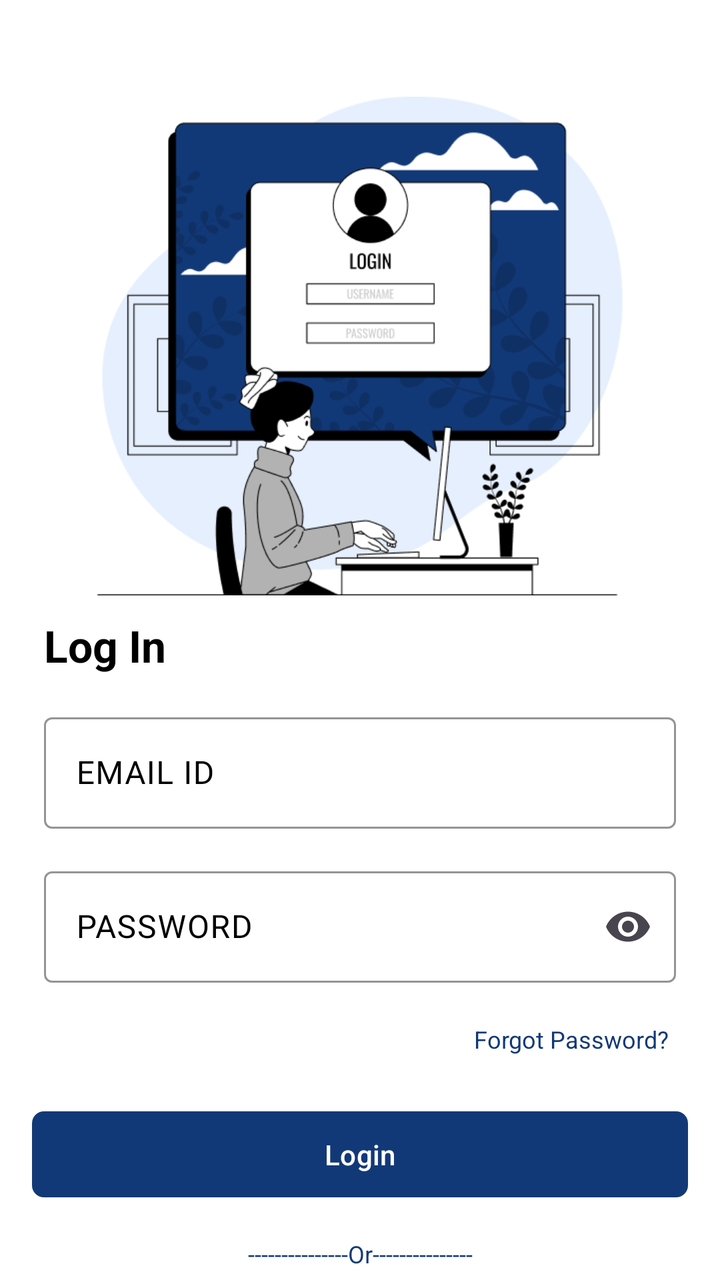
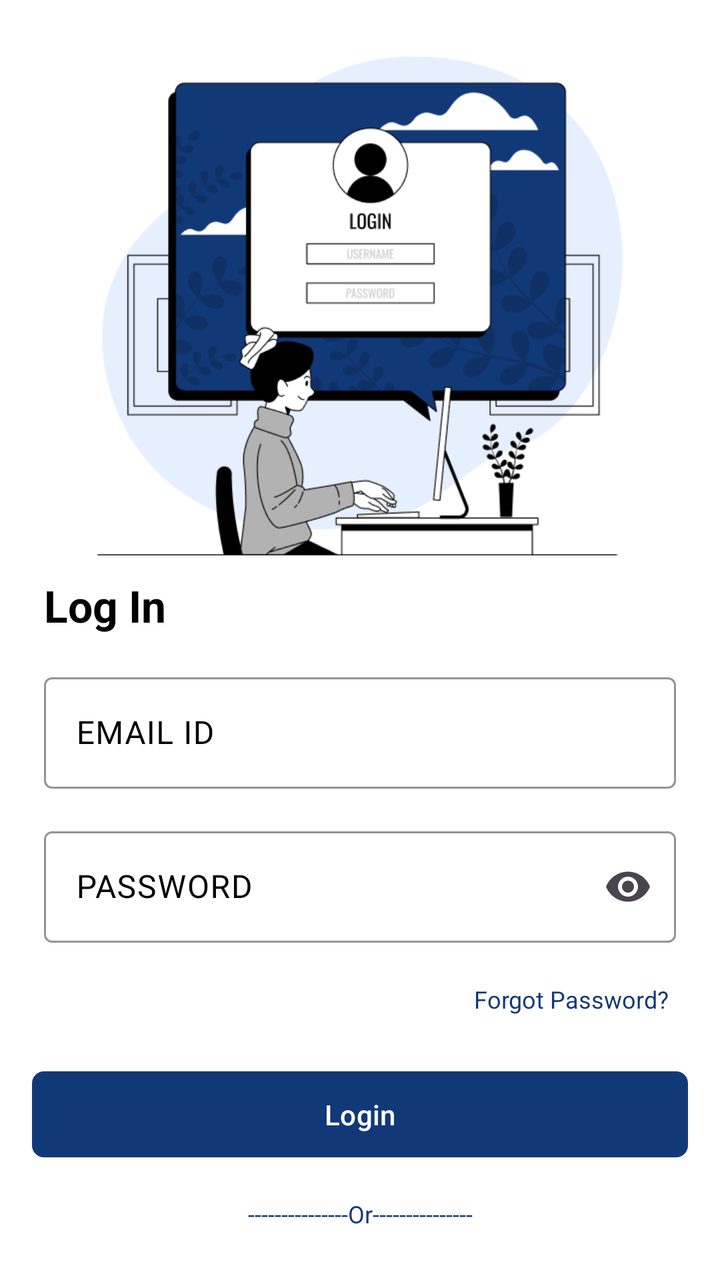

Compare the two renders of this Android layout. The source of the first and the diff that turns it into the second are given below.
<!-- AndroidManifest.xml: application theme AppTheme -->
<!-- res/layout/activity_login.xml -->
<?xml version="1.0" encoding="utf-8"?>
<LinearLayout xmlns:android="http://schemas.android.com/apk/res/android"
    xmlns:app="http://schemas.android.com/apk/res-auto"
    xmlns:tools="http://schemas.android.com/tools"
    android:id="@+id/main"
    android:layout_width="match_parent"
    android:layout_height="match_parent"
    android:background="@color/white"
    android:orientation="vertical"
    tools:context=".LoginActivity">


    <androidx.constraintlayout.widget.ConstraintLayout
        android:layout_width="match_parent"
        android:layout_height="match_parent"
        android:id="@+id/login_constarint"
        android:visibility="visible">

        <ImageView
            android:id="@+id/imageView2"
            android:layout_width="263dp"
            android:layout_height="250dp"
            android:layout_marginTop="48dp"
            android:elevation="4dp"
            android:src="@drawable/img"
            app:layout_constraintDimensionRatio="1:1"
            app:layout_constraintEnd_toEndOf="parent"
            app:layout_constraintStart_toStartOf="parent"
            app:layout_constraintTop_toTopOf="parent"
            app:layout_constraintWidth_percent="0.6" />

        <LinearLayout
            android:id="@+id/credentials_container"
            android:layout_width="match_parent"
            android:layout_height="wrap_content"
            android:layout_marginTop="20dp"
            android:layout_margin="10dp"
            android:orientation="vertical"
            android:paddingHorizontal="@dimen/default_padding"
            app:layout_constraintEnd_toEndOf="parent"
            app:layout_constraintHorizontal_bias="0.0"
            app:layout_constraintStart_toStartOf="parent"
            app:layout_constraintTop_toBottomOf="@+id/imageView2">

            <TextView
                android:id="@+id/textView"
                android:layout_width="wrap_content"
                android:layout_height="wrap_content"
                android:fontFamily="sans-serif"
                android:text="Log In"
                android:textColor="@color/black"
                android:textSize="@dimen/text_size_large"
                android:textStyle="bold" />

            

            <com.google.android.material.textfield.TextInputLayout
                android:id="@+id/email_input_layout"
                android:layout_width="match_parent"
                android:layout_height="wrap_content"
                android:layout_marginTop="@dimen/default_margin"
                android:hint="EMAIL ID"
                android:textColorHint="@color/black"
                app:boxStrokeColor="@color/f_pass_color">

                <com.google.android.material.textfield.TextInputEditText
                    android:id="@+id/email_edit_text"
                    android:layout_width="match_parent"
                    android:layout_height="wrap_content"
                    android:inputType="textEmailAddress"
                    android:textColor="@color/f_pass_color" />
            </com.google.android.material.textfield.TextInputLayout>
            
            <com.google.android.material.textfield.TextInputLayout
                android:id="@+id/password_input_layout"
                android:layout_width="match_parent"
                android:layout_height="wrap_content"
                android:layout_marginTop="@dimen/default_margin"
                android:hint="PASSWORD"
                android:textColorHint="@color/black"
                app:boxStrokeColor="@color/f_pass_color"
                app:endIconMode="password_toggle">

                <com.google.android.material.textfield.TextInputEditText
                    android:id="@+id/password_edit_text"
                    android:layout_width="match_parent"
                    android:layout_height="wrap_content"
                    android:inputType="textPassword"
                    android:textColor="@color/f_pass_color" />
            </com.google.android.material.textfield.TextInputLayout>

            
            <TextView
                android:id="@+id/forgot_password"
                android:layout_width="wrap_content"
                android:layout_height="wrap_content"
                android:layout_gravity="end"
                android:layout_marginTop="@dimen/default_margin"
                android:gravity="end"
                android:padding="4dp"
                android:text="Forgot Password?"
                android:textColor="@color/f_pass_color"
                android:textSize="@dimen/text_size_small" />
        </LinearLayout>

        <com.google.android.material.button.MaterialButton
            android:id="@+id/login_button"
            android:layout_width="0dp"
            android:layout_height="wrap_content"
            android:layout_marginHorizontal="@dimen/default_margin"
            android:layout_marginTop="20dp"
            android:padding="@dimen/default_padding"
            android:text="Login"
            android:textColor="@color/white"
            android:textSize="@dimen/text_size_medium"
            app:backgroundTint="@color/f_pass_color"
            app:cornerRadius="@dimen/default_corner_radius"
            app:layout_constraintEnd_toEndOf="parent"
            app:layout_constraintStart_toStartOf="parent"
            app:layout_constraintTop_toBottomOf="@id/credentials_container" />

        <TextView
            android:id="@+id/or_divider"
            android:layout_width="wrap_content"
            android:layout_height="wrap_content"
            android:layout_marginHorizontal="@dimen/default_margin"
            android:layout_marginTop="@dimen/default_margin"
            android:gravity="center"
            android:text="@string/or_divide"
            android:textColor="@color/f_pass_color"
            android:textSize="@dimen/text_size_small"
            app:layout_constraintEnd_toEndOf="parent"
            app:layout_constraintStart_toStartOf="parent"
            app:layout_constraintTop_toBottomOf="@id/login_button" />

        <LinearLayout
            android:id="@+id/social_login_container"
            android:layout_width="wrap_content"
            android:layout_height="wrap_content"
            android:layout_marginTop="@dimen/default_margin"
            android:gravity="center"
            android:orientation="horizontal"
            android:paddingStart="@dimen/default_padding"
            app:layout_constraintEnd_toEndOf="parent"
            app:layout_constraintStart_toStartOf="parent"
            app:layout_constraintTop_toBottomOf="@id/or_divider">

            <ImageButton
                android:layout_width="@dimen/social_icon_size"
                android:layout_height="@dimen/social_icon_size"
                android:background="@null"
                android:scaleType="centerInside"
                android:src="@drawable/ic_facebook" />

            <ImageButton
                android:layout_width="@dimen/social_icon_size"
                android:layout_height="@dimen/social_icon_size"
                android:background="@null"
                android:scaleType="fitCenter"
                android:src="@drawable/ic_google" />

            <ImageButton
                android:layout_width="@dimen/social_icon_size"
                android:layout_height="@dimen/social_icon_size"
                android:background="@null"
                android:scaleType="fitCenter"
                android:src="@drawable/ic_instagram" />
        </LinearLayout>


        <LinearLayout
            android:id="@+id/dont_have_an_acc"
            android:layout_width="0dp"
            android:layout_height="wrap_content"
            android:layout_marginTop="@dimen/default_margin"
            android:gravity="center"
            android:orientation="horizontal"
            app:layout_constraintEnd_toEndOf="parent"
            app:layout_constraintStart_toStartOf="parent"
            app:layout_constraintTop_toBottomOf="@id/social_login_container">

            <TextView
                android:layout_width="wrap_content"
                android:layout_height="wrap_content"
                android:text="Don't have an Account?"
                android:textColor="@color/f_pass_color"
                android:textSize="@dimen/text_size_medium" />

            <TextView
                android:id="@+id/sign_up"
                android:layout_width="wrap_content"
                android:layout_height="wrap_content"
                android:layout_marginStart="@dimen/default_margin"
                android:backgroundTint="@color/white"
                android:text="Sign Up"
                android:textColor="@color/f_pass_color"
                android:textSize="@dimen/text_size_medium"
                android:textStyle="bold" />

        </LinearLayout>


    </androidx.constraintlayout.widget.ConstraintLayout>


    <androidx.constraintlayout.widget.ConstraintLayout
        android:layout_width="match_parent"
        android:layout_height="match_parent"
        android:id="@+id/signin_constarint"
        android:visibility="gone">

        <ImageView
            android:id="@+id/imageView3"
            android:layout_width="0dp"
            android:layout_height="0dp"
            android:layout_marginTop="@dimen/image_margin_top"
            android:elevation="4dp"
            android:src="@drawable/img_1"
            app:layout_constraintDimensionRatio="1:1"
            app:layout_constraintEnd_toEndOf="parent"
            app:layout_constraintStart_toStartOf="parent"
            app:layout_constraintTop_toTopOf="parent"
            app:layout_constraintWidth_percent="0.6" />

        <LinearLayout
            android:id="@+id/credentials_container_reg"
            android:layout_width="0dp"
            android:layout_height="wrap_content"
            android:layout_marginTop="@dimen/credentials_margin_top"
            android:orientation="vertical"
            android:paddingHorizontal="@dimen/default_padding"
            app:layout_constraintEnd_toEndOf="parent"
            app:layout_constraintStart_toStartOf="parent"
            app:layout_constraintTop_toBottomOf="@id/imageView3">

            <TextView
                android:id="@+id/textView_signin"
                android:layout_width="wrap_content"
                android:layout_height="wrap_content"
                android:fontFamily="sans-serif"
                android:text="Sign Up"
                android:textColor="@color/black"
                android:textSize="@dimen/text_size_large"
                android:textStyle="bold" />

            
            <com.google.android.material.textfield.TextInputLayout
                android:id="@+id/fname_input_layout"
                android:layout_width="match_parent"
                android:layout_height="wrap_content"
                android:layout_marginTop="@dimen/default_margin"
                android:hint="FIRST NAME"
                android:textColorHint="@color/black"
                app:boxStrokeColor="@color/f_pass_color">

                <com.google.android.material.textfield.TextInputEditText
                    android:id="@+id/fname_edit_text"
                    android:layout_width="match_parent"
                    android:layout_height="wrap_content"
                    android:inputType="textCapCharacters"
                    android:textColor="@color/f_pass_color" />
            </com.google.android.material.textfield.TextInputLayout>

            
            <com.google.android.material.textfield.TextInputLayout
                android:id="@+id/lname_input_layout"
                android:layout_width="match_parent"
                android:layout_height="wrap_content"
                android:layout_marginTop="@dimen/default_margin"
                android:hint="LAST NAME"
                android:textColorHint="@color/black"
                app:boxStrokeColor="@color/f_pass_color">

                <com.google.android.material.textfield.TextInputEditText
                    android:id="@+id/lanme_edit_text"
                    android:layout_width="match_parent"
                    android:layout_height="wrap_content"
                    android:inputType="textCapCharacters"
                    android:textColor="@color/f_pass_color" />
            </com.google.android.material.textfield.TextInputLayout>

            <com.google.android.material.textfield.TextInputLayout
                android:id="@+id/email1_input_layout"
                android:layout_width="match_parent"
                android:layout_height="wrap_content"
                android:layout_marginTop="@dimen/default_margin"
                android:hint="EMAIL ID"
                android:textColorHint="@color/black"
                app:boxStrokeColor="@color/f_pass_color">

                <com.google.android.material.textfield.TextInputEditText
                    android:id="@+id/email1_edit_text"
                    android:layout_width="match_parent"
                    android:layout_height="wrap_content"
                    android:inputType="textEmailAddress"
                    android:textColor="@color/f_pass_color" />
            </com.google.android.material.textfield.TextInputLayout>

            
            <com.google.android.material.textfield.TextInputLayout
                android:id="@+id/password1_input_layout"
                android:layout_width="match_parent"
                android:layout_height="wrap_content"
                android:layout_marginTop="@dimen/default_margin"
                android:hint="PASSWORD"
                android:textColorHint="@color/black"
                app:boxStrokeColor="@color/f_pass_color"
                app:endIconMode="password_toggle">

                <com.google.android.material.textfield.TextInputEditText
                    android:id="@+id/password1_edit_text"
                    android:layout_width="match_parent"
                    android:layout_height="wrap_content"
                    android:inputType="textPassword"
                    android:textColor="@color/f_pass_color" />
            </com.google.android.material.textfield.TextInputLayout>

        </LinearLayout>


        <com.google.android.material.button.MaterialButton
            android:id="@+id/create_acc_button"
            android:layout_width="0dp"
            android:layout_height="wrap_content"
            android:layout_marginHorizontal="@dimen/default_margin"
            android:layout_marginTop="@dimen/default_margin"
            android:padding="@dimen/default_padding"
            android:text="Create Account"
            android:textColor="@color/white"
            android:textSize="@dimen/text_size_medium"
            app:backgroundTint="@color/f_pass_color"
            app:cornerRadius="@dimen/default_corner_radius"
            app:layout_constraintEnd_toEndOf="parent"
            app:layout_constraintStart_toStartOf="parent"
            app:layout_constraintTop_toBottomOf="@id/credentials_container_reg" />


        <LinearLayout
            android:id="@+id/already_have_an_acc"
            android:layout_width="0dp"
            android:layout_height="wrap_content"
            android:layout_marginTop="@dimen/default_margin"
            android:gravity="center"
            android:orientation="vertical"
            app:layout_constraintEnd_toEndOf="parent"
            app:layout_constraintStart_toStartOf="parent"
            app:layout_constraintTop_toBottomOf="@id/create_acc_button">

            <TextView
                android:layout_width="wrap_content"
                android:layout_height="wrap_content"
                android:text="Don't have an Account?"
                android:layout_marginTop="@dimen/default_margin"
                android:textColor="@color/f_pass_color"
                android:textSize="@dimen/text_size_medium" />

            <TextView
                android:id="@+id/log_in"
                android:layout_width="wrap_content"
                android:layout_height="wrap_content"
                android:padding="8dp"
                android:backgroundTint="@color/white"
                android:text="Log In"
                android:textColor="@color/f_pass_color"
                android:textSize="@dimen/text_size_medium"
                android:textStyle="bold" />

        </LinearLayout>

    </androidx.constraintlayout.widget.ConstraintLayout>
</LinearLayout>
<!-- resources referenced by this layout -->
<resources>
  <color name="black">#FF000000</color>
  <color name="f_pass_color">#123977</color>
  <color name="white">#FFFFFFFF</color>
  <dimen name="credentials_margin_top">24dp</dimen>
  <dimen name="default_corner_radius">6dp</dimen>
  <dimen name="default_margin">16dp</dimen>
  <dimen name="default_padding">12dp</dimen>
  <dimen name="image_margin_top">40dp</dimen>
  <dimen name="social_icon_size">60dp</dimen>
  <dimen name="text_size_large">22sp</dimen>
  <dimen name="text_size_medium">14sp</dimen>
  <dimen name="text_size_small">12sp</dimen>
  <!-- drawable ic_facebook: png bitmap (drawable, 4277 bytes) -->
  <!-- drawable ic_google: png bitmap (drawable, 5649 bytes) -->
  <!-- drawable ic_instagram: png bitmap (drawable, 6844 bytes) -->
  <!-- drawable img: png bitmap (drawable, 36285 bytes) -->
  <!-- drawable img_1: png bitmap (drawable, 34733 bytes) -->
  <string name="or_divide">---------------Or---------------</string>
  <style name="AppTheme" parent="Theme.Material3.DayNight.NoActionBar">
          
          <item name="colorPrimary">@color/background</item>
          <item name="colorPrimaryVariant">#002244</item>
          <item name="colorOnPrimary">#FFFFFF</item>
  
          
          <item name="colorSecondary">#1A73E8</item>
          <item name="colorOnSecondary">#FFFFFF</item>
  
          
          <item name="android:colorBackground">#003366</item>
  
          
          <item name="colorSurface">#FFFFFF</item>
          <item name="colorOnSurface">#000000</item>
  
          
          <item name="android:textColorPrimary">#FFFFFF</item>
          <item name="android:textColorSecondary">#B3B3B3</item>
  
          
          <item name="android:navigationBarColor">#003366</item>
          <item name="android:statusBarColor">#002244</item>
      </style>
  <color name="background">#123977</color>
</resources>

<!-- the commit's change to res/layout/activity_login.xml (unified diff, before → after) -->
@@ -11,16 +11,16 @@
 
 
     <androidx.constraintlayout.widget.ConstraintLayout
+        android:id="@+id/login_constarint"
         android:layout_width="match_parent"
         android:layout_height="match_parent"
-        android:id="@+id/login_constarint"
         android:visibility="visible">
 
         <ImageView
             android:id="@+id/imageView2"
             android:layout_width="263dp"
             android:layout_height="250dp"
-            android:layout_marginTop="48dp"
+            android:layout_marginTop="28dp"
             android:elevation="4dp"
             android:src="@drawable/img"
             app:layout_constraintDimensionRatio="1:1"
@@ -33,7 +33,6 @@
             android:id="@+id/credentials_container"
             android:layout_width="match_parent"
             android:layout_height="wrap_content"
-            android:layout_marginTop="20dp"
             android:layout_margin="10dp"
             android:orientation="vertical"
             android:paddingHorizontal="@dimen/default_padding"
@@ -138,33 +137,18 @@
             android:layout_width="wrap_content"
             android:layout_height="wrap_content"
             android:layout_marginTop="@dimen/default_margin"
-            android:gravity="center"
+            android:gravity="center_horizontal"
             android:orientation="horizontal"
-            android:paddingStart="@dimen/default_padding"
             app:layout_constraintEnd_toEndOf="parent"
             app:layout_constraintStart_toStartOf="parent"
             app:layout_constraintTop_toBottomOf="@id/or_divider">
 
             <ImageButton
+                android:id="@+id/google_login"
                 android:layout_width="@dimen/social_icon_size"
                 android:layout_height="@dimen/social_icon_size"
                 android:background="@null"
-                android:scaleType="centerInside"
-                android:src="@drawable/ic_facebook" />
-
-            <ImageButton
-                android:layout_width="@dimen/social_icon_size"
-                android:layout_height="@dimen/social_icon_size"
-                android:background="@null"
-                android:scaleType="fitCenter"
                 android:src="@drawable/ic_google" />
-
-            <ImageButton
-                android:layout_width="@dimen/social_icon_size"
-                android:layout_height="@dimen/social_icon_size"
-                android:background="@null"
-                android:scaleType="fitCenter"
-                android:src="@drawable/ic_instagram" />
         </LinearLayout>
 
 
@@ -204,9 +188,9 @@
 
 
     <androidx.constraintlayout.widget.ConstraintLayout
+        android:id="@+id/signin_constarint"
         android:layout_width="match_parent"
         android:layout_height="match_parent"
-        android:id="@+id/signin_constarint"
         android:visibility="gone">
 
         <ImageView
@@ -349,8 +333,8 @@
             <TextView
                 android:layout_width="wrap_content"
                 android:layout_height="wrap_content"
+                android:layout_marginTop="@dimen/default_margin"
                 android:text="Don't have an Account?"
-                android:layout_marginTop="@dimen/default_margin"
                 android:textColor="@color/f_pass_color"
                 android:textSize="@dimen/text_size_medium" />
 
@@ -358,8 +342,8 @@
                 android:id="@+id/log_in"
                 android:layout_width="wrap_content"
                 android:layout_height="wrap_content"
+                android:backgroundTint="@color/white"
                 android:padding="8dp"
-                android:backgroundTint="@color/white"
                 android:text="Log In"
                 android:textColor="@color/f_pass_color"
                 android:textSize="@dimen/text_size_medium"
<!-- resource entries referenced after the edit -->
@@ -12,9 +12,7 @@
   <dimen name="text_size_large">22sp</dimen>
   <dimen name="text_size_medium">14sp</dimen>
   <dimen name="text_size_small">12sp</dimen>
-  <!-- drawable ic_facebook: png bitmap (drawable, 4277 bytes) -->
   <!-- drawable ic_google: png bitmap (drawable, 5649 bytes) -->
-  <!-- drawable ic_instagram: png bitmap (drawable, 6844 bytes) -->
   <!-- drawable img: png bitmap (drawable, 36285 bytes) -->
   <!-- drawable img_1: png bitmap (drawable, 34733 bytes) -->
   <string name="or_divide">---------------Or---------------</string>
